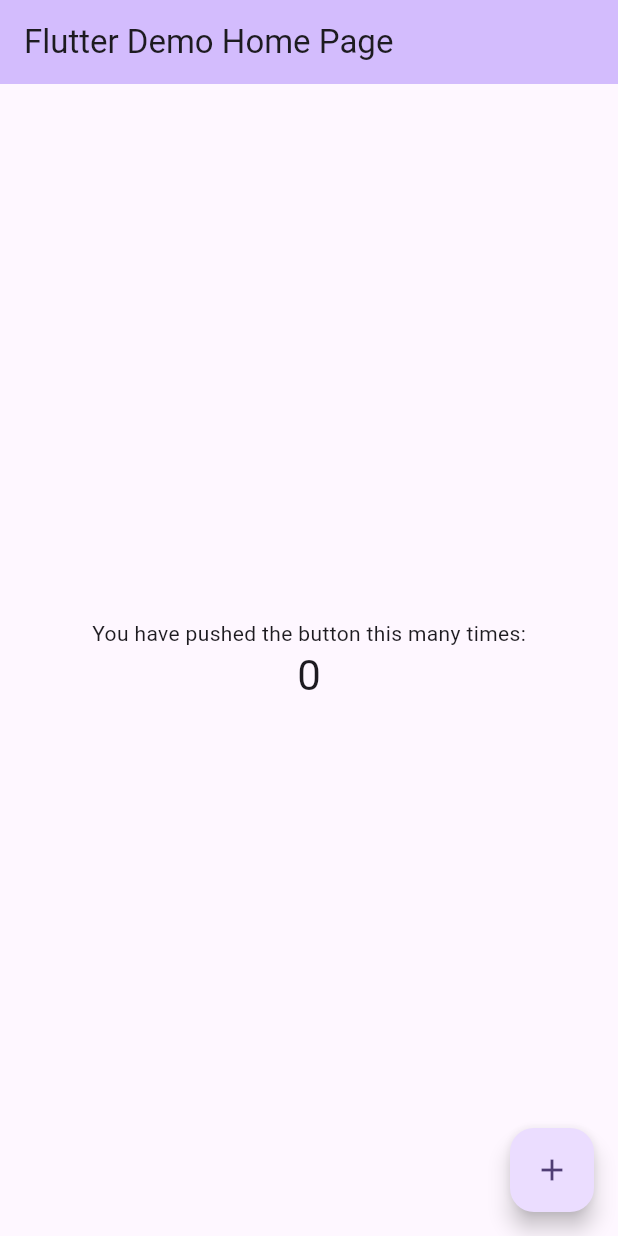
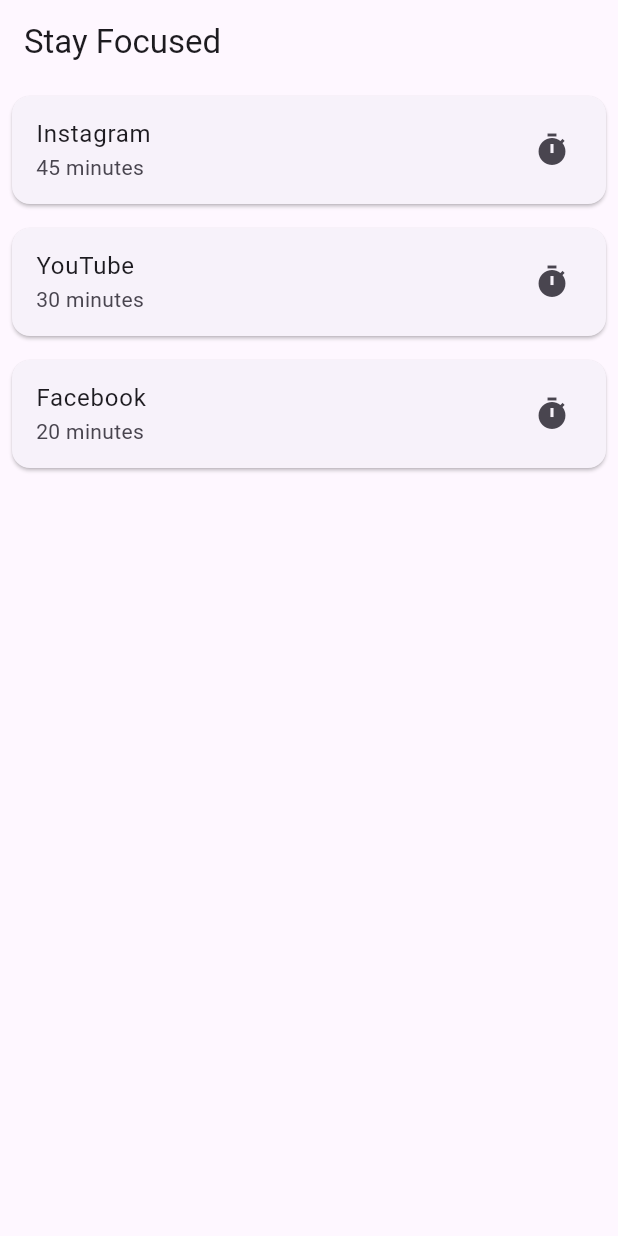
Before and after one commit to sahil1605/Dhyaan, a Flutter app: the screen it shows after launch, on a phone screen of 412 x 824 dp. Run offline on Flutter 3.47's test engine with Material 3 defaults, Android fonts, the light colour scheme and no system bars.

Commit message:
Added basic template

```diff
--- a/stay_focused_app/lib/main.dart
+++ b/stay_focused_app/lib/main.dart
@@ -1,142 +1,26 @@
 import 'package:flutter/material.dart';
-import 'package:permission_handler/permission_handler.dart';
-
-Future<void> requestPermissions() async {
-  // Request usage stats permission (Android only)
-  if (await Permission.usageStats.isGranted) {
-    print("Usage stats permission already granted");
-  } else {
-    await Permission.usageStats.request();
-  }
-
-  // Request notification access (for blocking apps)
-  if (await Permission.notification.isGranted) {
-    print("Notification permission already granted");
-  } else {
-    await Permission.notification.request();
-  }
-}
+import 'screens/home_screen.dart';
+import 'screens/settings_screen.dart';
+import 'screens/statistics_screen.dart';
 
 void main() {
-  runApp(const MyApp());
+  runApp(MyApp());
 }
 
 class MyApp extends StatelessWidget {
-  const MyApp({super.key});
-
-  // This widget is the root of your application.
   @override
   Widget build(BuildContext context) {
     return MaterialApp(
-      title: 'Flutter Demo',
+      title: 'Stay Focused',
       theme: ThemeData(
-        // This is the theme of your application.
-        //
-        // TRY THIS: Try running your application with "flutter run". You'll see
-        // the application has a purple toolbar. Then, without quitting the app,
-        // try changing the seedColor in the colorScheme below to Colors.green
-        // and then invoke "hot reload" (save your changes or press the "hot
-        // reload" button in a Flutter-supported IDE, or press "r" if you used
-        // the command line to start the app).
-        //
-        // Notice that the counter didn't reset back to zero; the application
-        // state is not lost during the reload. To reset the state, use hot
-        // restart instead.
-        //
-        // This works for code too, not just values: Most code changes can be
-        // tested with just a hot reload.
-        colorScheme: ColorScheme.fromSeed(seedColor: Colors.deepPurple),
-        useMaterial3: true,
+        primarySwatch: Colors.blue,
       ),
-      home: const MyHomePage(title: 'Flutter Demo Home Page'),
+      initialRoute: '/',
+      routes: {
+        '/': (context) => HomeScreen(),
+        '/settings': (context) => SettingsScreen(),
+        '/statistics': (context) => StatisticsScreen(),
+      },
     );
   }
 }
-
-class MyHomePage extends StatefulWidget {
-  const MyHomePage({super.key, required this.title});
-
-  // This widget is the home page of your application. It is stateful, meaning
-  // that it has a State object (defined below) that contains fields that affect
-  // how it looks.
-
-  // This class is the configuration for the state. It holds the values (in this
-  // case the title) provided by the parent (in this case the App widget) and
-  // used by the build method of the State. Fields in a Widget subclass are
-  // always marked "final".
-
-  final String title;
-
-  @override
-  State<MyHomePage> createState() => _MyHomePageState();
-}
-
-class _MyHomePageState extends State<MyHomePage> {
-  int _counter = 0;
-
-  void _incrementCounter() {
-    setState(() {
-      // This call to setState tells the Flutter framework that something has
-      // changed in this State, which causes it to rerun the build method below
-      // so that the display can reflect the updated values. If we changed
-      // _counter without calling setState(), then the build method would not be
-      // called again, and so nothing would appear to happen.
-      _counter++;
-    });
-  }
-
-  @override
-  Widget build(BuildContext context) {
-    // This method is rerun every time setState is called, for instance as done
-    // by the _incrementCounter method above.
-    //
-    // The Flutter framework has been optimized to make rerunning build methods
-    // fast, so that you can just rebuild anything that needs updating rather
-    // than having to individually change instances of widgets.
-    return Scaffold(
-      appBar: AppBar(
-        // TRY THIS: Try changing the color here to a specific color (to
-        // Colors.amber, perhaps?) and trigger a hot reload to see the AppBar
-        // change color while the other colors stay the same.
-        backgroundColor: Theme.of(context).colorScheme.inversePrimary,
-        // Here we take the value from the MyHomePage object that was created by
-        // the App.build method, and use it to set our appbar title.
-        title: Text(widget.title),
-      ),
-      body: Center(
-        // Center is a layout widget. It takes a single child and positions it
-        // in the middle of the parent.
-        child: Column(
-          // Column is also a layout widget. It takes a list of children and
-          // arranges them vertically. By default, it sizes itself to fit its
-          // children horizontally, and tries to be as tall as its parent.
-          //
-          // Column has various properties to control how it sizes itself and
-          // how it positions its children. Here we use mainAxisAlignment to
-          // center the children vertically; the main axis here is the vertical
-          // axis because Columns are vertical (the cross axis would be
-          // horizontal).
-          //
-          // TRY THIS: Invoke "debug painting" (choose the "Toggle Debug Paint"
-          // action in the IDE, or press "p" in the console), to see the
-          // wireframe for each widget.
-          mainAxisAlignment: MainAxisAlignment.center,
-          children: <Widget>[
-            const Text(
-              'You have pushed the button this many times:',
-            ),
-            Text(
-              '$_counter',
-              style: Theme.of(context).textTheme.headlineMedium,
-            ),
-          ],
-        ),
-      ),
-      floatingActionButton: FloatingActionButton(
-        onPressed: _incrementCounter,
-        tooltip: 'Increment',
-        child: const Icon(Icons.add),
-      ), // This trailing comma makes auto-formatting nicer for build methods.
-    );
-  }
-}
--- a/stay_focused_app/lib/models/app_usage.dart
+++ b/stay_focused_app/lib/models/app_usage.dart
@@ -0,0 +1,6 @@
+class AppUsage {
+  final String appName;
+  final int usageTime; // in minutes
+
+  AppUsage({required this.appName, required this.usageTime});
+}
--- a/stay_focused_app/lib/screens/home_screen.dart
+++ b/stay_focused_app/lib/screens/home_screen.dart
@@ -0,0 +1,27 @@
+import 'package:flutter/material.dart';
+import '../models/app_usage.dart';
+import '../widgets/usage_card.dart';
+
+class HomeScreen extends StatelessWidget {
+  final List<AppUsage> appUsages = [
+    AppUsage(appName: 'Instagram', usageTime: 45),
+    AppUsage(appName: 'YouTube', usageTime: 30),
+    AppUsage(appName: 'Facebook', usageTime: 20),
+  ];
+
+  @override
+  Widget build(BuildContext context) {
+    return Scaffold(
+      appBar: AppBar(
+        title: Text('Stay Focused'),
+      ),
+      body: ListView.builder(
+        itemCount: appUsages.length,
+        itemBuilder: (context, index) {
+          final appUsage = appUsages[index];
+          return UsageCard(appUsage: appUsage);
+        },
+      ),
+    );
+  }
+}
--- a/stay_focused_app/lib/widgets/usage_card.dart
+++ b/stay_focused_app/lib/widgets/usage_card.dart
@@ -0,0 +1,20 @@
+import 'package:flutter/material.dart';
+import '../models/app_usage.dart';
+
+class UsageCard extends StatelessWidget {
+  final AppUsage appUsage;
+
+  UsageCard({required this.appUsage});
+
+  @override
+  Widget build(BuildContext context) {
+    return Card(
+      margin: EdgeInsets.all(8.0),
+      child: ListTile(
+        title: Text(appUsage.appName),
+        subtitle: Text('${appUsage.usageTime} minutes'),
+        trailing: Icon(Icons.timer),
+      ),
+    );
+  }
+}
```
Also changed, not shown: stay_focused_app/lib/screens/settings_screen.dart (+15 -0 lines), stay_focused_app/lib/screens/statistics_screen.dart (+15 -0 lines), stay_focused_app/lib/services/permission_service.dart (+24 -0 lines), 1 other file.
